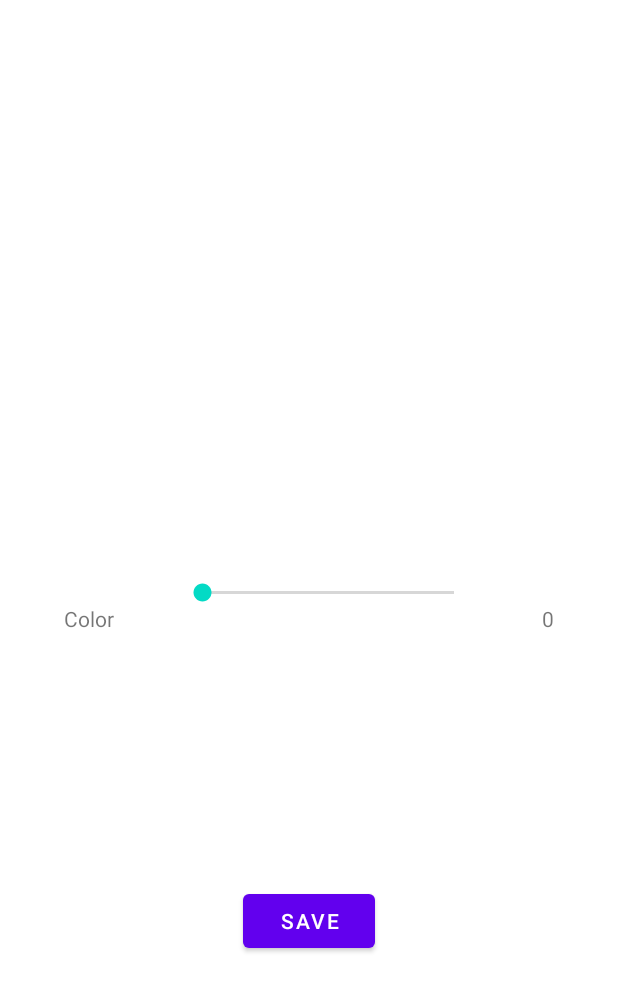
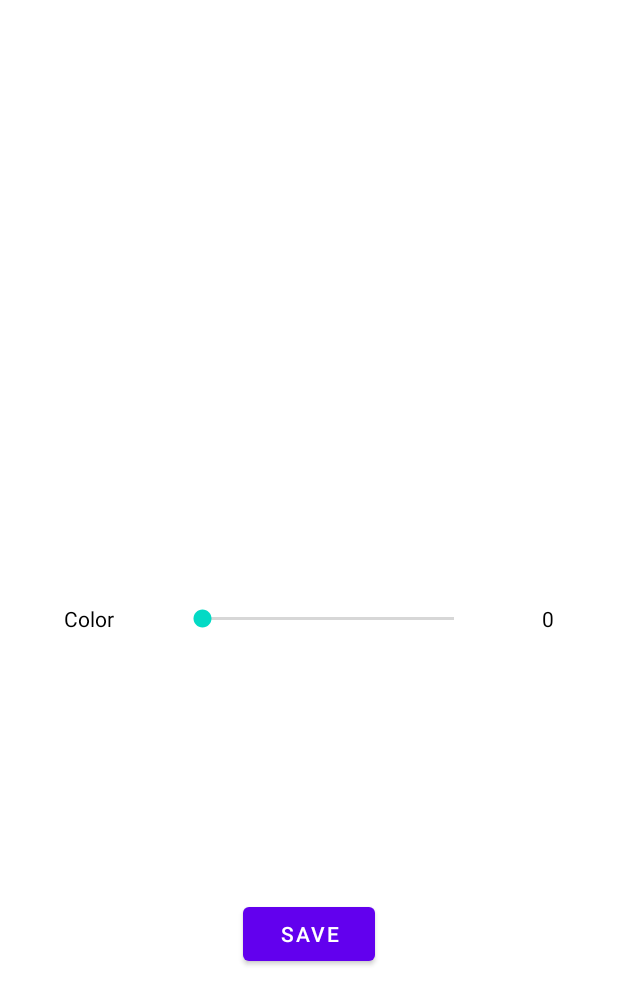
Before and after one commit to Boguslawa-Tlolka/Android_uni_lab, an Android app: the layout fragment_color_tab.xml on its own in the app's theme, with its tools: preview values and no code run, on a phone screen of 412 x 824 dp. Shown: the top 1005 px of the screen. Run offline under Robolectric (Android 15) with nearby library versions, the phone set to English and light mode, and no system bars.

Commit message:
Change text color

```diff
--- a/android_lab/ex_03_fragments_tabs_nav/app/src/main/res/layout/fragment_color_tab.xml
+++ b/android_lab/ex_03_fragments_tabs_nav/app/src/main/res/layout/fragment_color_tab.xml
@@ -10,6 +10,7 @@
     <TextView
         android:id="@+id/colorTextView"
         android:text="@string/color"
+        android:textColor="@color/black"
         android:layout_width="wrap_content"
         android:layout_height="wrap_content"
         app:layout_constraintStart_toStartOf="parent"
@@ -22,18 +23,18 @@
         android:id="@+id/colorSeekBar"
         android:layout_width="200dp"
         android:layout_height="wrap_content"
-        android:layout_marginTop="200dp"
         android:max="255"
         app:layout_constraintStart_toEndOf="@id/colorTextView"
         app:layout_constraintEnd_toStartOf="@id/colorValueTextView"
         app:layout_constraintTop_toTopOf="parent"
-        app:layout_constraintBottom_toTopOf="@id/saveButton"
+        app:layout_constraintBottom_toBottomOf="parent"
         />
 
     <TextView
         android:id="@+id/colorValueTextView"
         android:layout_width="wrap_content"
         android:layout_height="wrap_content"
+        android:textColor="@color/black"
         app:layout_constraintStart_toEndOf="@id/colorSeekBar"
         app:layout_constraintEnd_toEndOf="parent"
         app:layout_constraintTop_toTopOf="parent"
--- a/android_lab/ex_03_fragments_tabs_nav/app/src/main/res/layout/fragment_person_tab.xml
+++ b/android_lab/ex_03_fragments_tabs_nav/app/src/main/res/layout/fragment_person_tab.xml
@@ -21,6 +21,7 @@
             android:layout_width="wrap_content"
             android:layout_height="wrap_content"
             android:text="@string/name"
+            android:textColor="@color/black"
             app:layout_column="0"
             app:layout_row="0"
             app:layout_gravity="center"/>
@@ -30,6 +31,7 @@
             android:layout_width="wrap_content"
             android:layout_height="wrap_content"
             android:text="@string/surname"
+            android:textColor="@color/black"
             app:layout_column="0"
             app:layout_row="1"
             app:layout_gravity="center"/>
```
